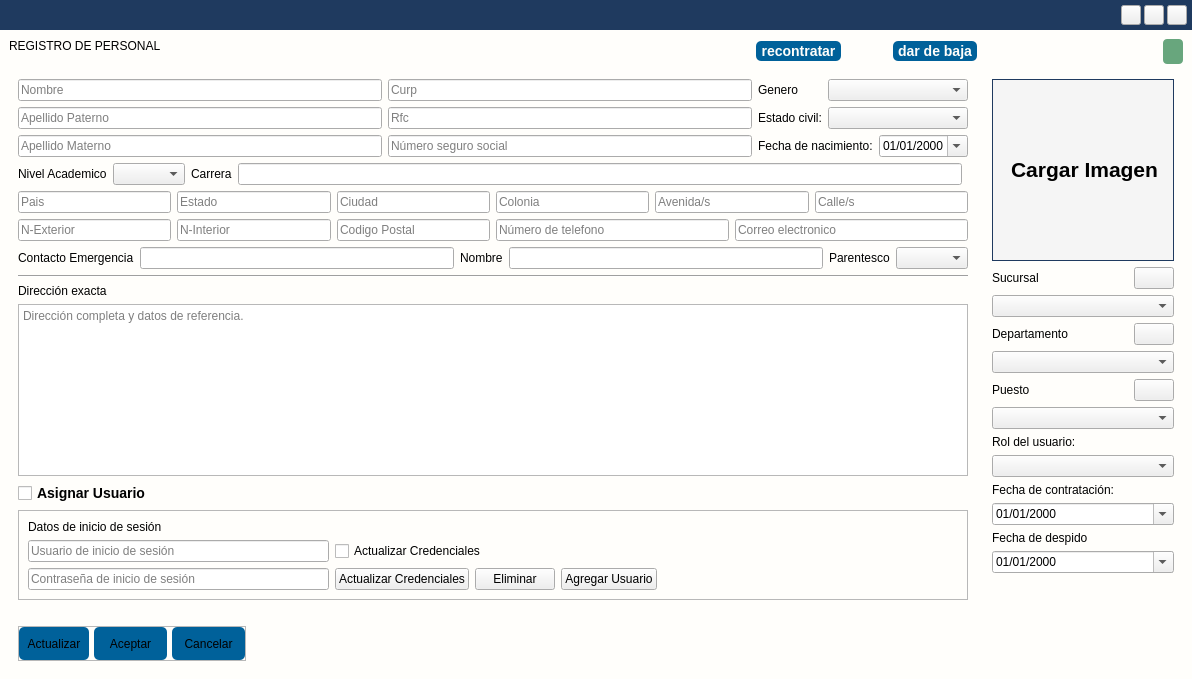
Above: app/View/UserInterfaceUi/UI_REGISTRO_EMPLEADO.ui from LAngelVp/software-punto-de-venta before the change. Below: the same form after it.
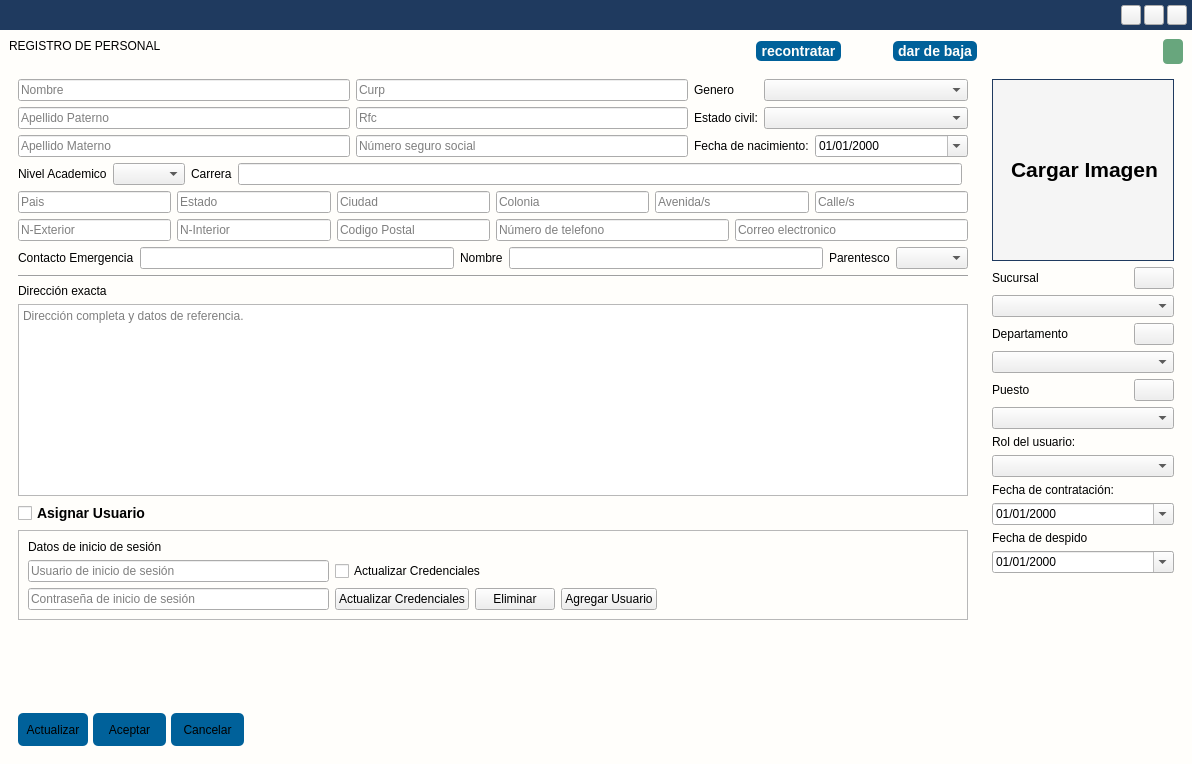
That is the form after the change. Icons and pictures are not drawn.

The edit to the form file:
```diff
--- a/app/View/UserInterfaceUi/UI_REGISTRO_EMPLEADO.ui
+++ b/app/View/UserInterfaceUi/UI_REGISTRO_EMPLEADO.ui
@@ -7,14 +7,19 @@
     <x>0</x>
     <y>0</y>
     <width>1192</width>
-    <height>679</height>
+    <height>764</height>
    </rect>
   </property>
   <property name="windowTitle">
    <string>Form</string>
   </property>
   <property name="styleSheet">
-   <string notr="true">#RegistroAdministrador{
+   <string notr="true">*{
+color: black;
+}
+#frame{border:none;}
+#widget_contenedor{border-radius: 10px;}
+#RegistroAdministrador{
 background: #fffefb;
 }
 #logotipo_cabecera_ventana{
@@ -122,34 +127,51 @@
 font-family:Arial;
 font-weight:bold;
 }
-[objectName^=&quot;cajaopciones&quot;]{
-border: none;
-border-bottom: 1px solid #3b3c3d;
-border-top-left-radius: 4px;
-border-top-right-radius: 4px;
-padding: 2px;
-background-color: #F5F5F5;
-font-size: 14px;
-width:87px;
-color: #1d1c1c;
+
+[objectName*=&quot;cajaOpciones&quot;] {
+    border: none;
+    border-bottom: 1px solid #787878 ;
+    padding: 2px ;
+    background-color: #F5F5F5 ;
+    font-size: 14px ;
+    min-width: 200px ;
+    font-family: &quot;Arial&quot; ;
+    color: #1d1c1c ;
+	selection-background-color: #4791F5; 
 }
-[objectName^=&quot;cajaopciones&quot;]::drop-down{
-subcontrol-origin: padding;
-subcontrol-position: top right;
-padding-right:5px;
-width: 20%;
-border-left-width: 1px;
-border-top-right-radius: 4px;
-border-bottom-right-radius: 4px;
-background-color: #F5F5F5;
+
+/* ESTILO DEL DROPDOWN (LISTA) */
+[objectName*=&quot;cajaOpciones&quot;] QListView {
+    background: #F5F5F5 ;
+    border-radius: 3px;
+    outline: none;
 }
-[objectName^=&quot;cajaopciones_&quot;]::down-arrow{
-image: url(:/Icons/Bootstrap/filter-left.svg);
-width: 17%;
-height: 17%;
-padding-left:5px;
-padding-right:5px;
+
+/* ESTILO DE LOS ÍTEMS */
+[objectName*=&quot;cajaOpciones&quot;] QListView::item {
+    padding: 6px 10px ;
+    margin: 2px ;
 }
+/* BOTÓN DESPLEGABLE */
+[objectName*=&quot;cajaOpciones&quot;]::drop-down {
+    subcontrol-origin: padding ;
+    subcontrol-position: top right ;
+    padding-right: 5px ;
+    width: 20% ;
+    border-left-width: 1px ;
+    border-radius: 3px ;
+    background-color: #F5F5F5 ;
+}
+/* FLECHA DESPLEGABLE */
+[objectName*=&quot;cajaOpciones&quot;]::down-arrow {
+    image: url(:/Icons/Bootstrap/filter-left.svg);
+    width: 17% ;
+    height: 17% ;
+    padding-left: 5px ;
+    padding-right: 5px ;
+}
+
+
 [objectName^=&quot;txtlargo_&quot;]{
 	font-family: Arial;
 	font-size: 14px;
@@ -159,33 +181,31 @@
 background-color: #F5F5F5;
 border: 1px solid #787878;
 }
-[objectName^=&quot;fecha_&quot;]{
+[objectName*=&quot;fecha_&quot;]{
 border: none;
 border-bottom: 1px solid #3b3c3d;
-border-top-left-radius: 4px;
-border-top-right-radius: 4px;
+border-radius: 5px;
 padding: 2px;
-background-color: #F5F5F5;
+background-color: #f5f4f1;
 font-size: 14px;
-width:87px;
+min-width:100px;
 }
-[objectName^=&quot;fceha_&quot;]::drop-down{
+*[objectName*=&quot;fecha_&quot;]::drop-down{
 subcontrol-origin: padding;
 subcontrol-position: top right;
 padding-right:5px;
 width: 20%;
 border-left-width: 1px;
-border-top-right-radius: 4px;
-border-bottom-right-radius: 4px;
+borde-radius: 5px;
 background-color: #F5F5F5;
 }
-[objectName^=&quot;fceha_&quot;]::down-arrow{
-/* Reemplaza con la ruta de tu imagen de flecha */
+*[objectName*=&quot;fecha_&quot;]::down-arrow{
 image: url(:/Icons/Bootstrap/calendar2-date.svg);
 width: 17%;
 height: 17%;
 padding-left:5px;
 padding-right:5px;
+background: #F5F5F5;
 }
 [objectName^=&quot;fecha_&quot;]::focus{
 border-bottom: 2px solid #00668c;
@@ -195,6 +215,52 @@
 color:#fffefb;
 border:none;
 }
+QCalendarWidget QWidget#qt_calendar_navigationbar {
+    background-color: #00668c;
+    color: white;
+    border-top-left-radius: 5px;
+    border-top-right-radius: 5px;
+}
+
+/* BOTONES DE NAVEGACIÓN */
+QCalendarWidget QToolButton {
+    background-color: transparent;
+    color: white;
+    font-weight: bold;
+    padding: 5px;
+}
+
+/* DESPLEGABLE DE MESES */
+QCalendarWidget QMenu {
+    background-color: #FFFFFF;
+    border: 1px solid #3b3c3d;
+}
+
+/* DÍAS DE LA SEMANA */
+QCalendarWidget QWidget#qt_calendar_weekdaybar {
+    background-color: #f5f4f1;
+    color: #3b3c3d;
+}
+
+/* DÍAS DEL MES */
+QCalendarWidget QAbstractItemView:enabled {
+    background-color: #FFFFFF;
+    color: #1d1c1c;
+    selection-background-color: #00668c;  /* Color al seleccionar fecha */
+    selection-color: white;
+}
+
+/* DÍAS DE OTROS MESES */
+QCalendarWidget QAbstractItemView:disabled {
+    color: #AAAAAA;
+}
+
+/* EFECTO HOVER SOBRE DÍAS */
+QCalendarWidget QAbstractItemView::item:hover {
+    background-color: #e1f0f7;
+    color: #1d1c1c;
+}
+
 [objectName^=&quot;Button&quot;]{
 	font-family: Arial;
 	font-size: 14px;
@@ -1043,7 +1109,7 @@
                  <widget class="QComboBox" name="cajaopciones_estadocvil">
                   <property name="minimumSize">
                    <size>
-                    <width>140</width>
+                    <width>204</width>
                     <height>0</height>
                    </size>
                   </property>
```
Left out of the diff: 88 changed lines with no effect on the pictures.
